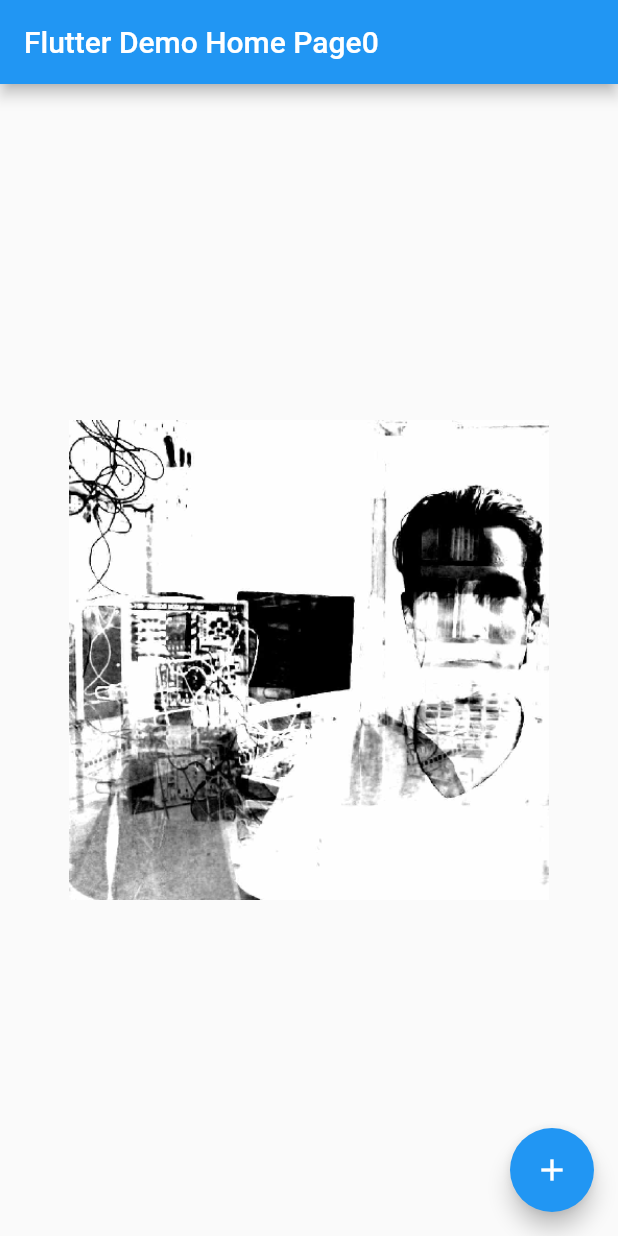
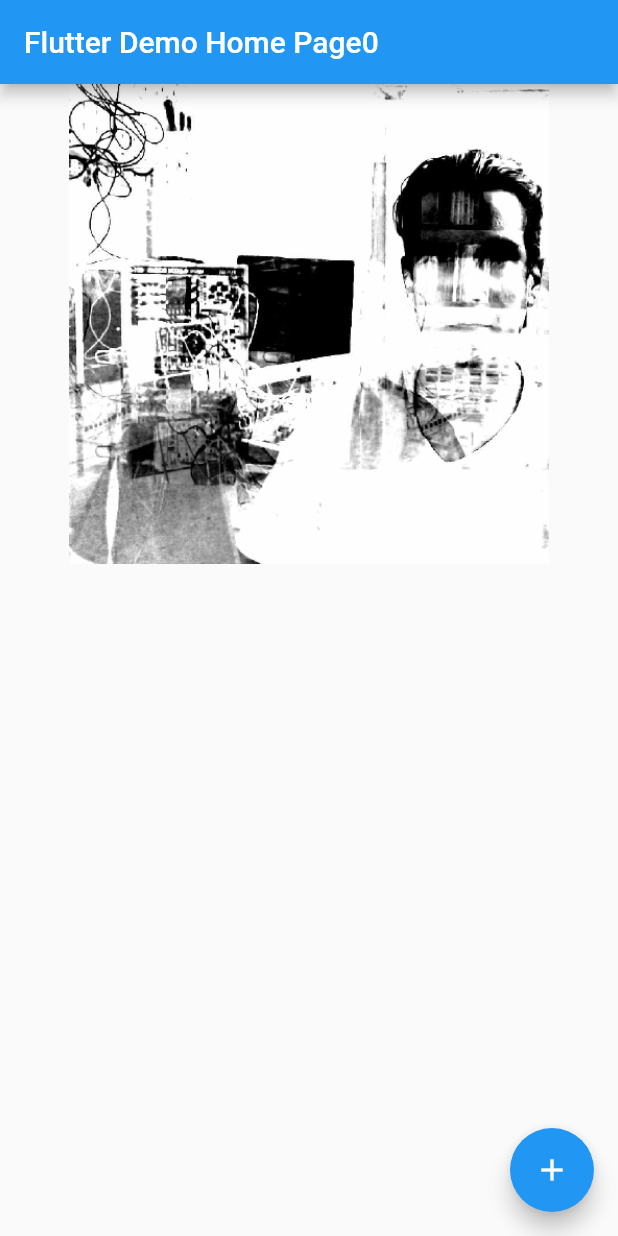
Before and after one commit to stephaneworkspace/ukulele2tracker, a Flutter app: the screen it shows after launch, on a phone screen of 412 x 824 dp. Run offline on Flutter 3.47's test engine with Material 2 defaults, Android fonts, the phone set to English and light mode, and no system bars.

Commit message:
image au sommet (top)

```diff
--- a/lib/main.dart
+++ b/lib/main.dart
@@ -75,11 +75,12 @@ class _MyHomePageState extends State<MyHomePage> {
       ),
       body: Center(
         child: Column(
-          mainAxisAlignment: MainAxisAlignment.center,
+          mainAxisAlignment: MainAxisAlignment.start, // center
           mainAxisSize: MainAxisSize.max,
           children: <Widget>[
             Expanded(
-              child: Center(
+              child: Align(
+                alignment: FractionalOffset.topCenter,
                 child: new Image.asset(
                   'assets/test.png',
                   fit: BoxFit.fill,
```
